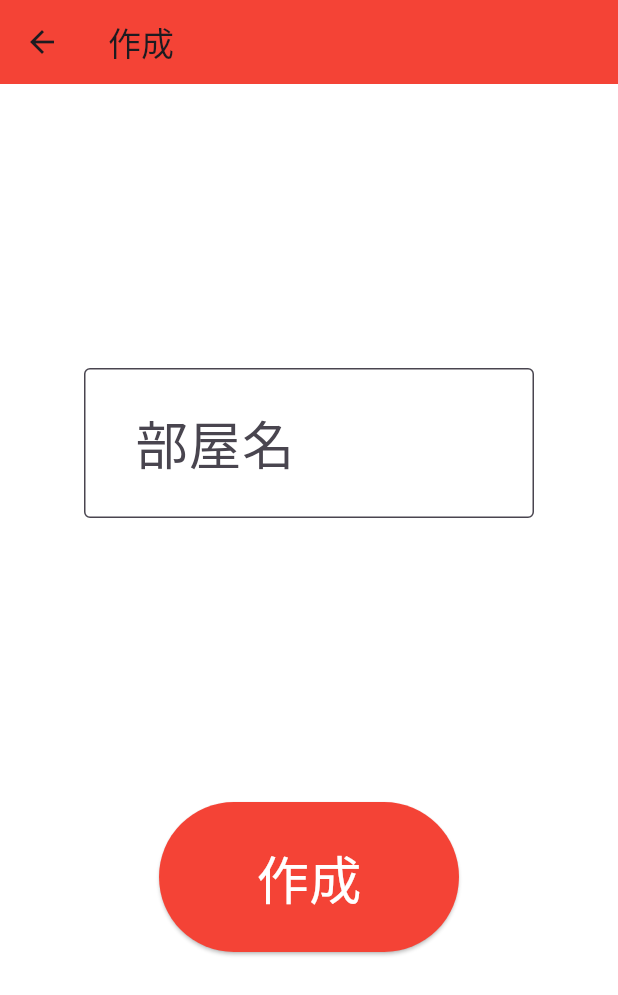
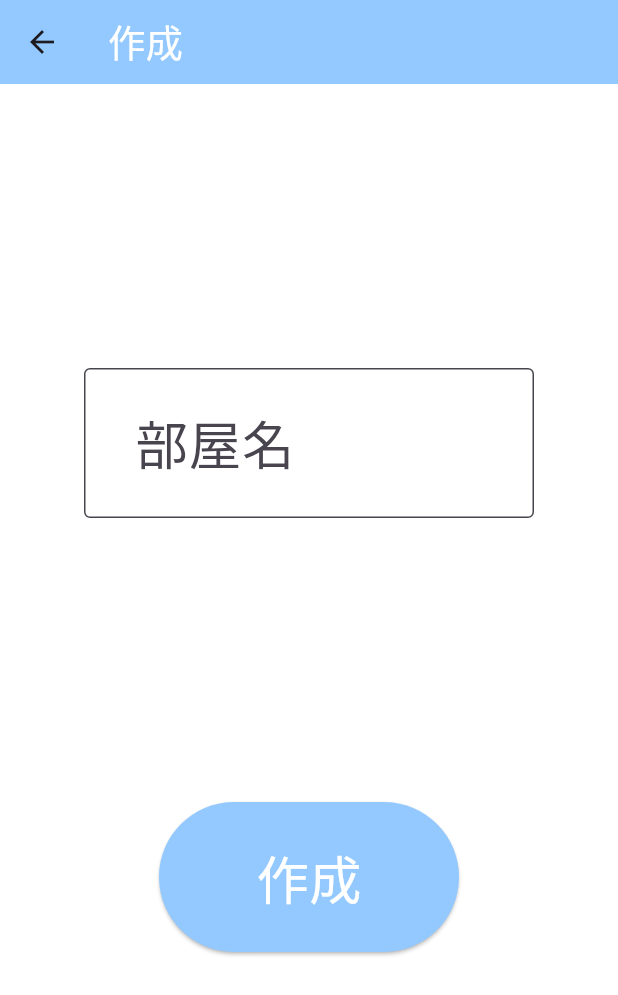
Before and after one commit to horikawa0107/flutter_project, a Flutter app: the screen it shows after launch, after a tap on "作成", on a phone screen of 412 x 824 dp. Shown: the top 995 px of the screen. Run offline on Flutter 3.47's test engine with Material 3 defaults, Android fonts, the phone set to English and light mode, and no system bars; our stand-ins replace cloud_firestore, firebase_core; accounts and stored records are empty.

Commit message:
change_color

```diff
--- a/lib/create.dart
+++ b/lib/create.dart
@@ -31,8 +31,11 @@ class _CreatePageState extends State<CreatePage> {
     return Scaffold(
         backgroundColor: Colors.white,
         appBar: AppBar(
-            backgroundColor: Colors.red,
-            title : Text("作成")
+            backgroundColor: Color(0xFF93c9ff),
+            title : Text("作成",style: TextStyle(
+              fontSize: 25,
+              color: Colors.white,
+            ),)
         ),
         body: Center(
           child:Column(
@@ -85,7 +88,7 @@ class _CreatePageState extends State<CreatePage> {
                 ),
                 style: ElevatedButton.styleFrom(
                   fixedSize: Size(200, 100),
-                  backgroundColor: Colors.red,
+                  backgroundColor: Color(0xFF93c9ff),
                   // primary: Color(0xFF89A64B),
                   // onPrimary: Colors.white,
                 ),
--- a/lib/main.dart
+++ b/lib/main.dart
@@ -40,8 +40,11 @@ class _UserPageState extends State<UserPage> {
     return new Scaffold(
         backgroundColor: Colors.white,
         appBar: new AppBar(
-            title: new Text("しりとりアプリ"),
-            backgroundColor: Colors.red
+            title: new Text("しりとりアプリ",style: TextStyle(
+              fontSize: 25,
+              color: Colors.white,
+            ),),
+            backgroundColor: Color(0xFF93c9ff)
         ),
         body:Center(
           child:Column(
@@ -84,7 +87,7 @@ class _UserPageState extends State<UserPage> {
                   ),
                   style: ElevatedButton.styleFrom(
                     fixedSize: Size(200, 100),
-                    backgroundColor: Colors.red,
+                    backgroundColor: Color(0xFF93c9ff),
                   ),
                   onPressed: () {
                     Navigator.push(context, MaterialPageRoute(
@@ -99,7 +102,7 @@ class _UserPageState extends State<UserPage> {
                   ),),
                   style: ElevatedButton.styleFrom(
                     fixedSize: Size(200, 100),
-                    backgroundColor: Colors.red,
+                    backgroundColor: Color(0xFF93c9ff),
                   ),
                   onPressed: () {
                     Navigator.push(
```
Also changed, not shown: lib/chat.dart (+5 -20 lines), lib/in.dart (+6 -3 lines).
